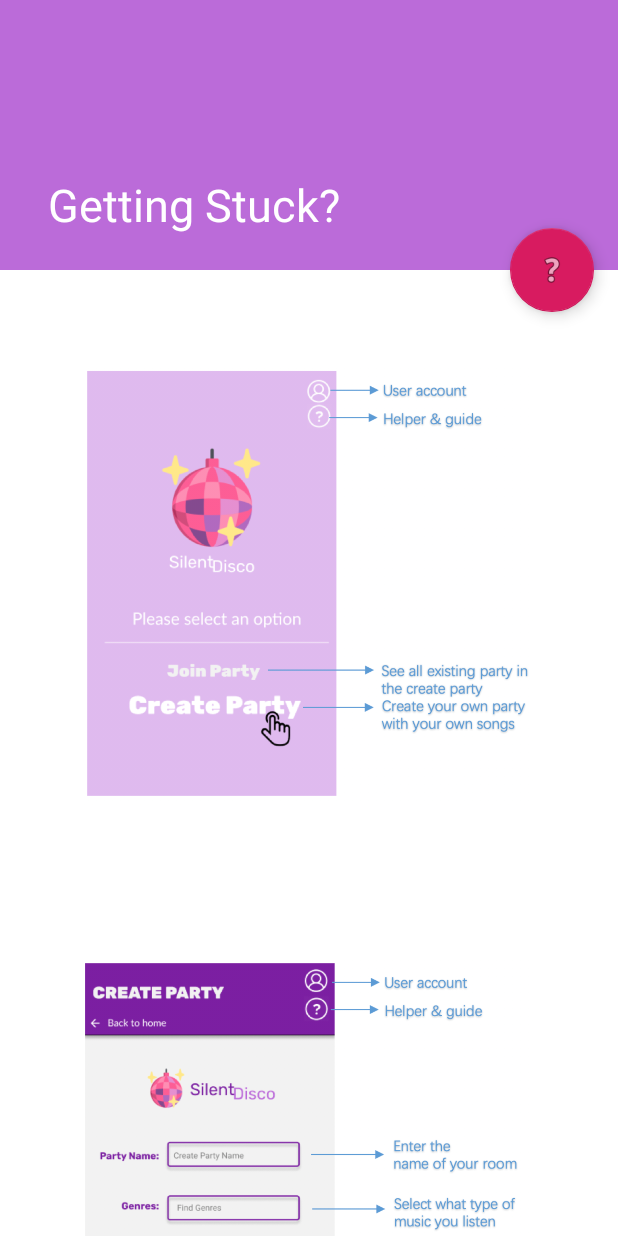
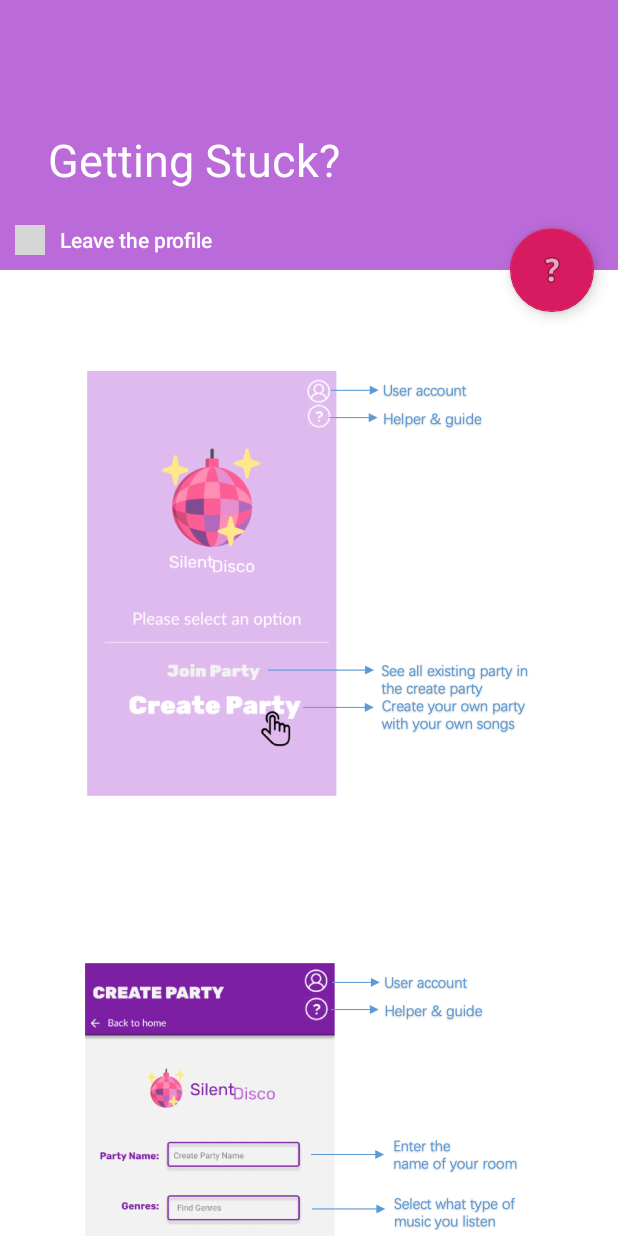
Before and after one commit to nlyu/Project_Android_SilentDisco_Music, an Android app: the HelpActivity screen opened directly, with no data from a screen before it, on a phone screen of 412 x 824 dp. Run offline under Robolectric (Android 15) with nearby library versions, the phone set to English and light mode, and no system bars; grey boxes are pictures that could not be loaded.

Commit message:
added help back button/fixed title

```diff
--- a/app/src/main/java/com/cs160/finalproj/slientDisco/HelpActivity.java
+++ b/app/src/main/java/com/cs160/finalproj/slientDisco/HelpActivity.java
@@ -8,6 +8,7 @@ import android.support.design.widget.Snackbar;
 import android.support.v7.app.AppCompatActivity;
 import android.support.v7.widget.Toolbar;
 import android.view.View;
+import android.widget.ImageView;
 
 public class HelpActivity extends AppCompatActivity {
     String mUsername;
@@ -18,7 +19,6 @@ public class HelpActivity extends AppCompatActivity {
         super.onCreate(savedInstanceState);
         setContentView(R.layout.activity_help);
         CollapsingToolbarLayout collapsingToolbarLayout = (CollapsingToolbarLayout) findViewById(R.id.toolbar_layout);
-//        collapsingToolbarLayout.setTitleEnabled(false);
         collapsingToolbarLayout.setTitle("Getting Stuck?");
         collapsingToolbarLayout.setExpandedTitleTextAppearance(R.style.ExpandedAppBar);
         collapsingToolbarLayout.setCollapsedTitleTextAppearance(R.style.CollapsedAppBar);
@@ -35,6 +35,15 @@ public class HelpActivity extends AppCompatActivity {
                         .setAction("Action", null).show();
             }
         });
+
+        //set back button
+        ImageView back_arrow = findViewById(R.id.user_profile_back_arrow);
+        back_arrow.setOnClickListener(new View.OnClickListener() {
+            @Override
+            public void onClick(View v) {
+                finish();
+            }
+        });
     }
 
     public void getExtrasFromBundle() {
--- a/app/src/main/res/layout/activity_help.xml
+++ b/app/src/main/res/layout/activity_help.xml
@@ -18,9 +18,9 @@
         <android.support.design.widget.CollapsingToolbarLayout
             android:id="@+id/toolbar_layout"
             android:layout_width="match_parent"
-            android:layout_height="match_parent"
+            android:layout_height="150dp"
+            android:layout_gravity="center"
             android:fitsSystemWindows="true"
-            android:layout_gravity="center"
             app:contentScrim="?attr/colorPrimary"
             app:layout_scrollFlags="scroll|exitUntilCollapsed"
             app:toolbarId="@+id/toolbar">
@@ -32,17 +32,34 @@
                 app:layout_collapseMode="pin"
                 app:popupTheme="@style/AppTheme.PopupOverlay" />
 
-            <!--<TextView-->
-                <!--android:id="@+id/textViewStuck"-->
-                <!--android:layout_width="wrap_content"-->
-                <!--android:layout_height="wrap_content"-->
-                <!--android:layout_gravity="center"-->
-                <!--android:textSize="30dp"-->
-                <!--android:textColor="@color/white"-->
-                <!--android:text="Getting Stuck?" />-->
+        </android.support.design.widget.CollapsingToolbarLayout>
+
+        <LinearLayout
+            android:layout_width="match_parent"
+            android:layout_height="wrap_content" >
 
 
-        </android.support.design.widget.CollapsingToolbarLayout>
+            <ImageView
+                android:id="@+id/user_profile_back_arrow"
+                android:layout_width="20dp"
+                android:layout_height="20dp"
+                android:layout_marginStart="10dp"
+                android:layout_marginBottom="8dp"
+                app:srcCompat="@drawable/back"
+                android:tint="@color/white" />
+
+            <TextView
+                android:id="@+id/user_profile_back_text"
+                android:layout_width="match_parent"
+                android:layout_height="wrap_content"
+                android:layout_marginStart="10dp"
+                android:layout_marginBottom="8dp"
+                android:layout_weight="1"
+                android:fontFamily="sans-serif-medium"
+                android:text="Leave the profile"
+                android:textColor="@color/white" />
+        </LinearLayout>
+
     </android.support.design.widget.AppBarLayout>
 
 
@@ -57,4 +74,6 @@
         app:layout_anchorGravity="bottom|end"
         app:srcCompat="@android:drawable/ic_menu_help" />
 
+
+
 </android.support.design.widget.CoordinatorLayout>
--- a/app/src/main/res/layout/activity_music_player.xml
+++ b/app/src/main/res/layout/activity_music_player.xml
@@ -110,7 +110,6 @@
                 android:layout_marginBottom="8dp"
                 android:layout_weight="1"
                 android:fontFamily="sans-serif-medium"
-                android:text="Leave the party"
                 android:textColor="@color/white" />
 
         </LinearLayout>
```
